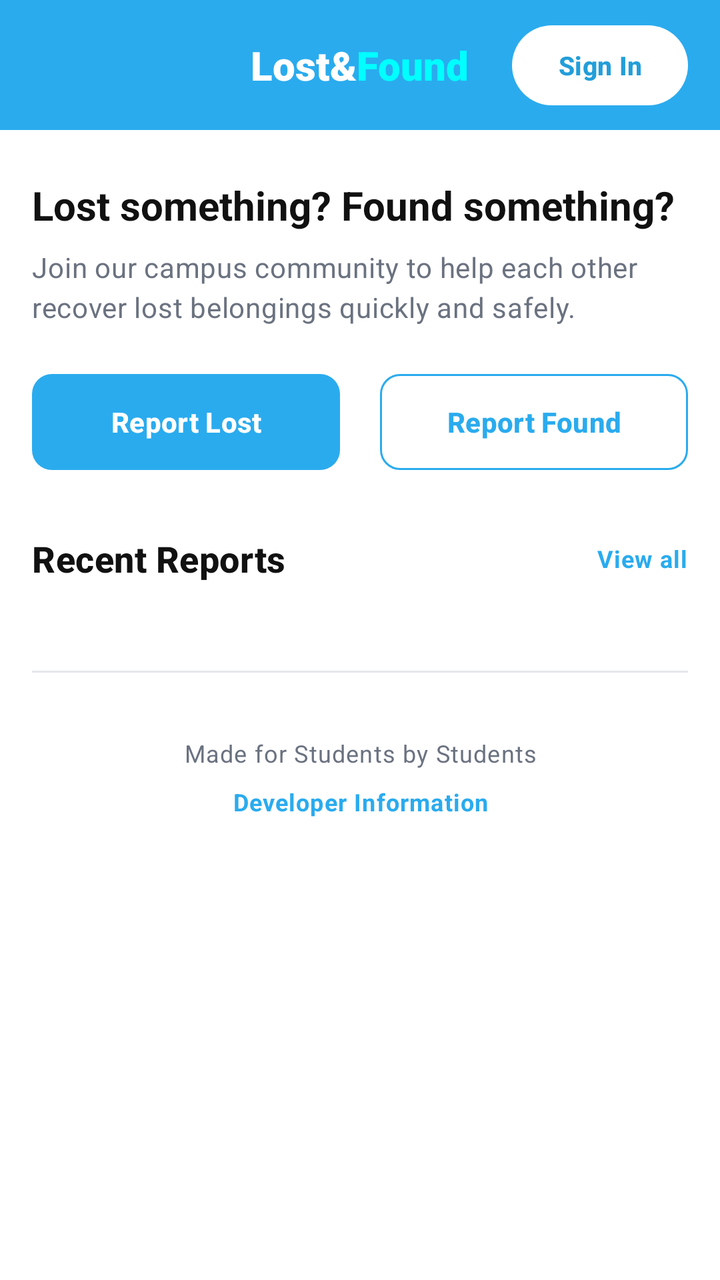
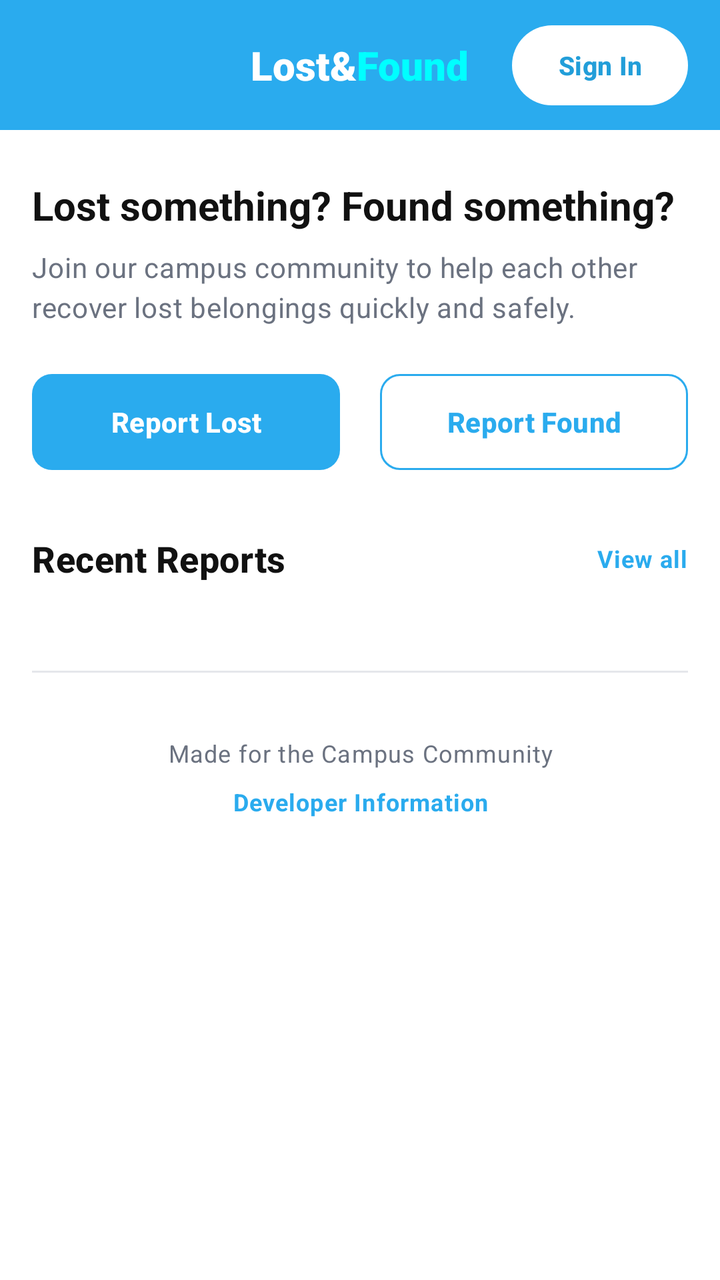

An Android layout rendered at two revisions. The XML below is the earlier revision; the diff shows what the commit changed to produce the second picture.
<!-- AndroidManifest.xml: application theme AppTheme -->
<!-- res/layout/activity_dashboard.xml -->
<?xml version="1.0" encoding="utf-8"?>
<androidx.coordinatorlayout.widget.CoordinatorLayout xmlns:android="http://schemas.android.com/apk/res/android"
    xmlns:app="http://schemas.android.com/apk/res-auto"
    xmlns:tools="http://schemas.android.com/tools"
    android:layout_width="match_parent"
    android:layout_height="match_parent"
    android:background="@color/backgroundColor"
    android:fitsSystemWindows="true">

    <com.google.android.material.appbar.AppBarLayout
        android:layout_width="match_parent"
        android:layout_height="wrap_content"
        android:background="@color/primaryColor"
        android:fitsSystemWindows="true"
        app:elevation="0dp">

        <androidx.constraintlayout.widget.ConstraintLayout
            android:layout_width="match_parent"
            android:layout_height="65dp"
            android:paddingHorizontal="16dp">

            <com.google.android.material.imageview.ShapeableImageView
                android:id="@+id/ivLogo"
                android:layout_width="40dp"
                android:layout_height="40dp"
                android:src="@drawable/logo"
                app:layout_constraintBottom_toBottomOf="parent"
                app:layout_constraintStart_toStartOf="parent"
                app:layout_constraintTop_toTopOf="parent"
                app:shapeAppearanceOverlay="@style/ShapeAppearance.App.Circle" />

            <LinearLayout
                android:layout_width="wrap_content"
                android:layout_height="wrap_content"
                android:orientation="horizontal"
                app:layout_constraintBottom_toBottomOf="parent"
                app:layout_constraintEnd_toEndOf="parent"
                app:layout_constraintStart_toStartOf="parent"
                app:layout_constraintTop_toTopOf="parent">

                <TextView
                    android:layout_width="wrap_content"
                    android:layout_height="wrap_content"
                    android:fontFamily="sans-serif-black"
                    android:text="@string/lost_part"
                    android:textColor="@color/white"
                    android:textSize="20sp" />

                <TextView
                    android:layout_width="wrap_content"
                    android:layout_height="wrap_content"
                    android:fontFamily="sans-serif-black"
                    android:text="@string/found_part"
                    android:textColor="@color/cyan"
                    android:textSize="20sp" />
            </LinearLayout>

            <com.google.android.material.button.MaterialButton
                android:id="@+id/btnSignIn"
                style="@style/Widget.Material3.Button"
                android:layout_width="wrap_content"
                android:layout_height="40dp"
                android:paddingHorizontal="16dp"
                android:text="@string/sign_in"
                android:textColor="@color/primaryDarkColor"
                android:textSize="13sp"
                android:textStyle="bold"
                android:insetTop="0dp"
                android:insetBottom="0dp"
                app:backgroundTint="@color/white"
                app:cornerRadius="20dp"
                app:elevation="0dp"
                app:layout_constraintBottom_toBottomOf="parent"
                app:layout_constraintEnd_toEndOf="parent"
                app:layout_constraintTop_toTopOf="parent" />

        </androidx.constraintlayout.widget.ConstraintLayout>
    </com.google.android.material.appbar.AppBarLayout>

    <androidx.core.widget.NestedScrollView
        android:layout_width="match_parent"
        android:layout_height="match_parent"
        app:layout_behavior="@string/appbar_scrolling_view_behavior">

        <LinearLayout
            android:layout_width="match_parent"
            android:layout_height="wrap_content"
            android:orientation="vertical"
            android:padding="16dp">

            <TextView
                style="@style/TextAppearance.App.Headline"
                android:layout_width="match_parent"
                android:layout_height="wrap_content"
                android:layout_marginTop="8dp"
                android:text="@string/dashboard_headline" />

            <TextView
                style="@style/TextAppearance.App.Body"
                android:layout_width="match_parent"
                android:layout_height="wrap_content"
                android:layout_marginTop="8dp"
                android:text="@string/dashboard_description"
                android:textColor="@color/textSecondary" />

            <LinearLayout
                android:layout_width="match_parent"
                android:layout_height="wrap_content"
                android:layout_marginTop="24dp"
                android:orientation="horizontal">

                <com.google.android.material.button.MaterialButton
                    android:id="@+id/btnReportLost"
                    android:layout_width="0dp"
                    android:layout_height="wrap_content"
                    android:layout_marginEnd="12dp"
                    android:layout_weight="1"
                    android:text="@string/report_lost_btn" />

                <com.google.android.material.button.MaterialButton
                    android:id="@+id/btnReportFound"
                    style="@style/Widget.App.Button.Secondary"
                    android:layout_width="0dp"
                    android:layout_height="wrap_content"
                    android:layout_marginStart="8dp"
                    android:layout_weight="1"
                    android:text="@string/report_found_btn" />
            </LinearLayout>

            <RelativeLayout
                android:layout_width="match_parent"
                android:layout_height="wrap_content"
                android:layout_marginTop="32dp">

                <TextView
                    style="@style/TextAppearance.App.SectionTitle"
                    android:layout_width="wrap_content"
                    android:layout_height="wrap_content"
                    android:text="@string/recent_reports_title" />

                <TextView
                    android:id="@+id/tvBrowseAll"
                    style="@style/TextAppearance.App.Small"
                    android:layout_width="wrap_content"
                    android:layout_height="wrap_content"
                    android:layout_alignParentEnd="true"
                    android:layout_centerVertical="true"
                    android:background="?selectableItemBackground"
                    android:clickable="true"
                    android:focusable="true"
                    android:text="@string/view_all_link"
                    android:textColor="@color/primaryColor"
                    android:textStyle="bold" />
            </RelativeLayout>

            <androidx.recyclerview.widget.RecyclerView
                android:id="@+id/recyclerViewRecent"
                android:layout_width="match_parent"
                android:layout_height="wrap_content"
                android:layout_marginTop="12dp"
                android:nestedScrollingEnabled="false"
                android:overScrollMode="never"
                tools:listitem="@layout/item_list_row" />

            <View
                android:layout_width="match_parent"
                android:layout_height="1dp"
                android:layout_marginVertical="32dp"
                android:background="@color/dividerColor" />

            <TextView
                style="@style/TextAppearance.App.Small"
                android:layout_width="match_parent"
                android:layout_height="wrap_content"
                android:gravity="center"
                android:text="@string/made_for_students" />

            <TextView
                android:id="@+id/tvDeveloperInfo"
                style="@style/TextAppearance.App.Small"
                android:layout_width="match_parent"
                android:layout_height="wrap_content"
                android:layout_marginTop="8dp"
                android:layout_marginBottom="32dp"
                android:gravity="center"
                android:text="@string/developer_info"
                android:textColor="@color/primaryColor"
                android:textStyle="bold" />

        </LinearLayout>
    </androidx.core.widget.NestedScrollView>
</androidx.coordinatorlayout.widget.CoordinatorLayout>
<!-- res/layout/item_list_row.xml (included above) -->
<?xml version="1.0" encoding="utf-8"?>
<com.google.android.material.card.MaterialCardView
    xmlns:android="http://schemas.android.com/apk/res/android"
    xmlns:app="http://schemas.android.com/apk/res-auto"
    android:layout_width="match_parent"
    android:layout_height="wrap_content"
    android:layout_marginHorizontal="16dp"
    android:layout_marginVertical="8dp"
    android:clickable="true"
    android:focusable="true"
    app:cardCornerRadius="12dp"
    app:cardElevation="2dp"
    app:strokeColor="@color/dividerColor"
    app:strokeWidth="1dp">

    <androidx.constraintlayout.widget.ConstraintLayout
        android:layout_width="match_parent"
        android:layout_height="wrap_content"
        android:padding="16dp">

        <FrameLayout
            android:id="@+id/flIconContainer"
            android:layout_width="64dp"
            android:layout_height="64dp"
            app:layout_constraintBottom_toBottomOf="parent"
            app:layout_constraintStart_toStartOf="parent"
            app:layout_constraintTop_toTopOf="parent">

            <TextView
                android:id="@+id/tvIcon"
                android:layout_width="match_parent"
                android:layout_height="match_parent"
                android:background="@drawable/edit_text_rounded"
                android:backgroundTint="@color/lightGrey"
                android:gravity="center"
                android:text="@string/item_image_description"
                android:textSize="24sp" />

            <ImageView
                android:id="@+id/ivItemImage"
                android:layout_width="match_parent"
                android:layout_height="match_parent"
                android:scaleType="centerCrop"
                android:visibility="gone"
                android:contentDescription="@string/item_image_description" />
        </FrameLayout>

        <TextView
            android:id="@+id/tvItemName"
            android:layout_width="0dp"
            android:layout_height="wrap_content"
            android:layout_marginStart="16dp"
            android:layout_marginEnd="8dp"
            android:ellipsize="end"
            android:maxLines="1"
            android:text="@string/sample_macbook"
            android:textColor="@color/textPrimary"
            android:textSize="16sp"
            android:textStyle="bold"
            app:layout_constraintEnd_toStartOf="@id/tvTimeAgo"
            app:layout_constraintStart_toEndOf="@id/flIconContainer"
            app:layout_constraintTop_toTopOf="@id/flIconContainer" />

        <TextView
            android:id="@+id/tvItemLocation"
            android:layout_width="0dp"
            android:layout_height="wrap_content"
            android:layout_marginTop="4dp"
            android:alpha="0.7"
            android:text="@string/sample_macbook_location"
            android:textColor="@color/textSecondary"
            android:textSize="14sp"
            app:layout_constraintEnd_toEndOf="@id/tvItemName"
            app:layout_constraintStart_toStartOf="@id/tvItemName"
            app:layout_constraintTop_toBottomOf="@id/tvItemName" />

        <TextView
            android:id="@+id/tvTimeAgo"
            android:layout_width="wrap_content"
            android:layout_height="wrap_content"
            android:text="@string/sample_macbook_time"
            android:textColor="@color/vibrantBlue"
            android:textSize="12sp"
            android:textStyle="bold"
            app:layout_constraintEnd_toEndOf="parent"
            app:layout_constraintTop_toTopOf="@id/tvItemName" />

    </androidx.constraintlayout.widget.ConstraintLayout>
</com.google.android.material.card.MaterialCardView>
<!-- resources referenced by this layout -->
<resources>
  <color name="backgroundColor">#FFFFFF</color>
  <color name="cyan">#00FFFF</color>
  <color name="dividerColor">#E5E7EB</color>
  <color name="lightGrey">#F5F5F5</color>
  <color name="primaryColor">#2AABEE</color>
  <color name="primaryDarkColor">#229ED9</color>
  <color name="textPrimary">#111111</color>
  <color name="textSecondary">#6B7280</color>
  <color name="vibrantBlue">#2AABEE</color>
  <color name="white">#FFFFFF</color>
  <!-- drawable edit_text_rounded (drawable) -->
  <?xml version="1.0" encoding="utf-8"?>
  <shape xmlns:android="http://schemas.android.com/apk/res/android">
      <corners android:radius="8dp" />
      <solid android:color="#F5F7FA" />
  </shape>
  <string name="dashboard_description">Join our campus community to help each other recover lost belongings quickly and safely.</string>
  <string name="dashboard_headline">Lost something? Found something?</string>
  <string name="developer_info">Developer Information</string>
  <string name="found_part">Found</string>
  <string name="item_image_description">Item icon</string>
  <string name="lost_part">Lost&amp;</string>
  <string name="made_for_students">Made for Students by Students</string>
  <string name="recent_reports_title">Recent Reports</string>
  <string name="report_found_btn">Report Found</string>
  <string name="report_lost_btn">Report Lost</string>
  <string name="sample_macbook">MacBook Pro 14</string>
  <string name="sample_macbook_location">Library, 2nd floor</string>
  <string name="sample_macbook_time">2h ago</string>
  <string name="sign_in">Sign In</string>
  <string name="view_all_link">View all</string>
  <style name="ShapeAppearance.App.Circle" parent="ShapeAppearance.Material3.MediumComponent">
          <item name="cornerFamily">rounded</item>
          <item name="cornerSize">50%</item>
      </style>
  <style name="TextAppearance.App.Body" parent="TextAppearance.Material3.BodyMedium">
          <item name="android:textSize">14sp</item>
          <item name="android:textColor">@color/textPrimary</item>
      </style>
  <style name="TextAppearance.App.Headline" parent="TextAppearance.Material3.HeadlineMedium">
          <item name="android:textSize">20sp</item>
          <item name="android:textStyle">bold</item>
          <item name="android:textColor">@color/textPrimary</item>
      </style>
  <style name="TextAppearance.App.SectionTitle" parent="TextAppearance.Material3.TitleMedium">
          <item name="android:textSize">18sp</item>
          <item name="android:textStyle">bold</item>
          <item name="android:textColor">@color/textPrimary</item>
      </style>
  <style name="TextAppearance.App.Small" parent="TextAppearance.Material3.BodySmall">
          <item name="android:textSize">12sp</item>
          <item name="android:textColor">@color/textSecondary</item>
      </style>
  <style name="ShapeAppearance.App.SmallComponent" parent="ShapeAppearance.Material3.SmallComponent">
          <item name="cornerSize">10dp</item>
      </style>
  <color name="primaryLightColor">#D1E1FF</color>
  <color name="accentColor">#2AABEE</color>
  <color name="surfaceColor">#FFFFFF</color>
  <style name="Widget.App.Button" parent="Widget.Material3.Button">
          <item name="android:insetTop">0dp</item>
          <item name="android:insetBottom">0dp</item>
          <item name="android:minHeight">48dp</item>
          <item name="shapeAppearance">@style/ShapeAppearance.App.SmallComponent</item>
          <item name="android:textAllCaps">false</item>
          <item name="android:textStyle">bold</item>
      </style>
  <style name="Widget.App.Card" parent="Widget.Material3.CardView.Elevated">
          <item name="cardCornerRadius">12dp</item>
          <item name="cardElevation">2dp</item>
          <item name="cardBackgroundColor">@color/surfaceColor</item>
      </style>
  <style name="ShapeAppearance.App.MediumComponent" parent="ShapeAppearance.Material3.MediumComponent">
          <item name="cornerSize">12dp</item>
      </style>
  <!-- unchanged entries left out for length: 3 -->
</resources>

<!-- the commit's change to res/layout/activity_dashboard.xml (unified diff, before → after) -->
@@ -173,7 +173,7 @@
                 android:layout_width="match_parent"
                 android:layout_height="wrap_content"
                 android:gravity="center"
-                android:text="@string/made_for_students" />
+                android:text="@string/made_for_users" />
 
             <TextView
                 android:id="@+id/tvDeveloperInfo"
<!-- resource entries referenced after the edit -->
@@ -22,7 +22,7 @@
   <string name="found_part">Found</string>
   <string name="item_image_description">Item icon</string>
   <string name="lost_part">Lost&amp;</string>
-  <string name="made_for_students">Made for Students by Students</string>
+  <string name="made_for_users">Made for the Campus Community</string>
   <string name="recent_reports_title">Recent Reports</string>
   <string name="report_found_btn">Report Found</string>
   <string name="report_lost_btn">Report Lost</string>
